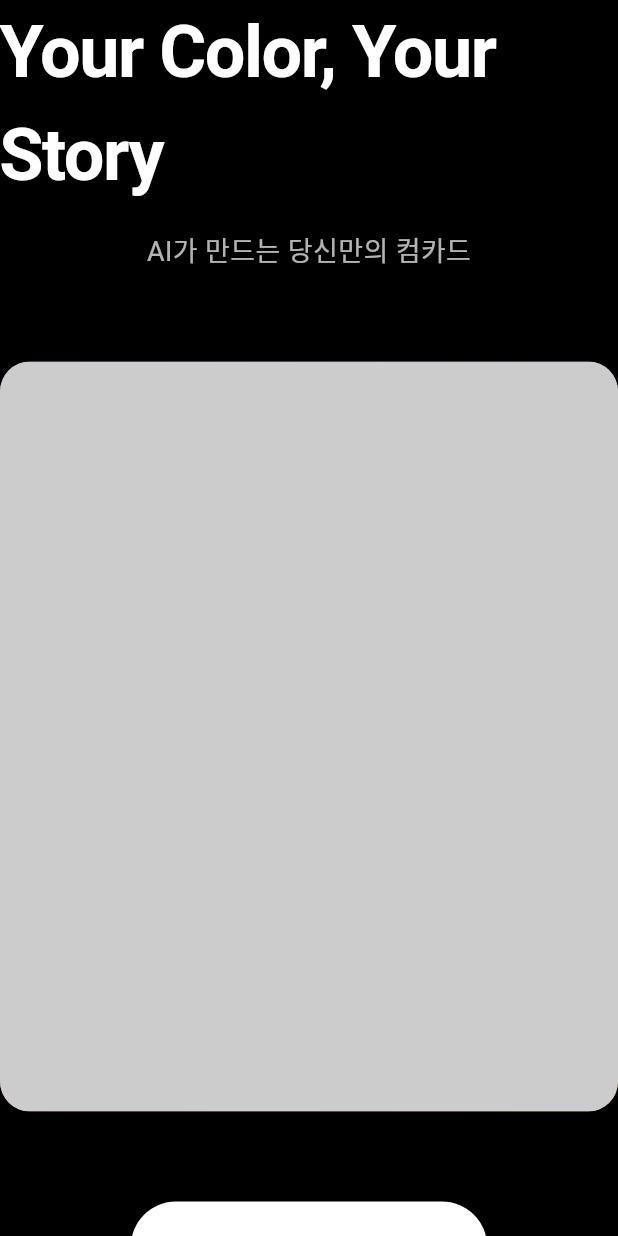
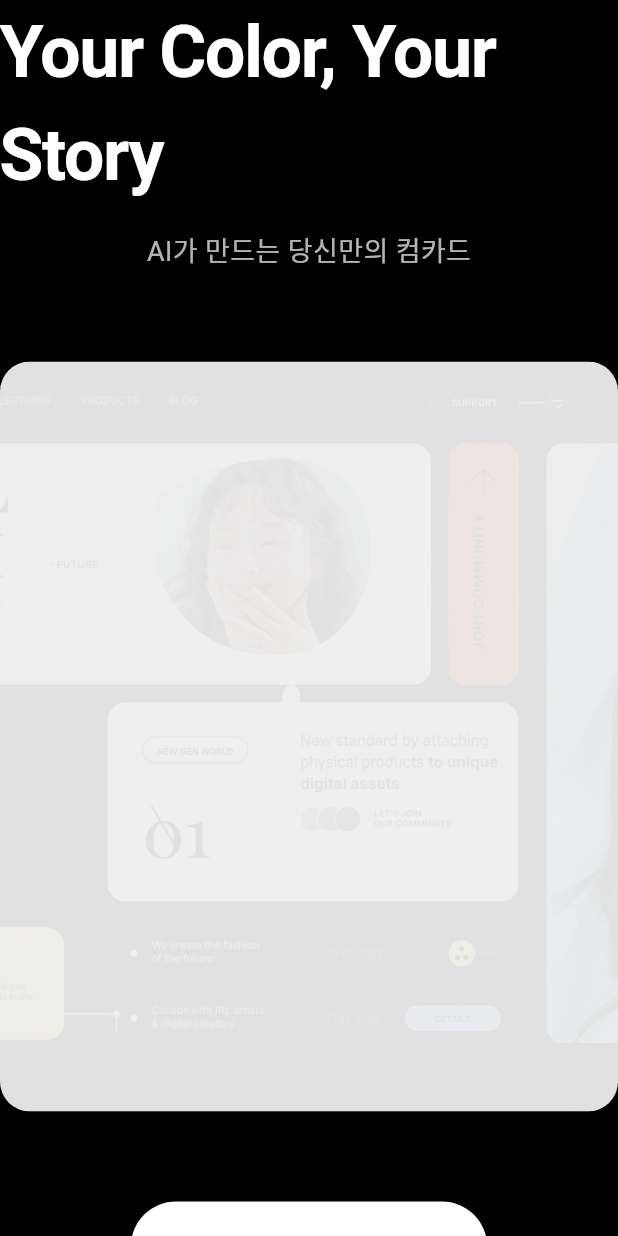
Before and after one commit to melodyvoow/visage, a Flutter app: the screen it shows after launch, on a phone screen of 412 x 824 dp. Run offline on Flutter 3.47's test engine with Material 3 defaults, Android fonts, the phone set to English and light mode, and no system bars.

Commit message:
그거군

```diff
--- a/lib/view/Home/component/visage_home_scratch_card.dart
+++ b/lib/view/Home/component/visage_home_scratch_card.dart
@@ -62,60 +62,16 @@ class _VisageHomeScratchCardState extends State<VisageHomeScratchCard> {
     );
   }
 
-  // 임시 컬러풀 카드 (나중에 실제 컴카드로 교체)
+  // 컴카드 이미지
   Widget _buildColorfulCard() {
-    return Container(
+    return SizedBox(
       width: 800,
       height: 500,
-      decoration: BoxDecoration(
-        gradient: LinearGradient(
-          begin: Alignment.topLeft,
-          end: Alignment.bottomRight,
-          colors: [
-            Colors.purple.shade400,
-            Colors.blue.shade400,
-            Colors.pink.shade300,
-            Colors.orange.shade300,
-          ],
-        ),
-      ),
-      child: Center(
-        child: Column(
-          mainAxisAlignment: MainAxisAlignment.center,
-          children: [
-            Container(
-              width: 120,
-              height: 120,
-              decoration: BoxDecoration(
-                color: Colors.white,
-                shape: BoxShape.circle,
-                border: Border.all(color: Colors.white, width: 4),
-              ),
-              child: const Icon(
-                Icons.person,
-                size: 60,
-                color: Colors.grey,
-              ),
-            ),
-            const SizedBox(height: 24),
-            const Text(
-              'SAMPLE NAME',
-              style: TextStyle(
-                color: Colors.white,
-                fontSize: 32,
-                fontWeight: FontWeight.bold,
-              ),
-            ),
-            const SizedBox(height: 8),
-            const Text(
-              'Actor • Model • Influencer',
-              style: TextStyle(
-                color: Colors.white70,
-                fontSize: 16,
-              ),
-            ),
-          ],
-        ),
+      child: Image.asset(
+        'assets/image/example.jpeg',
+        width: 800,
+        height: 500,
+        fit: BoxFit.cover,
       ),
     );
   }
@@ -134,33 +90,25 @@ class _GrayscaleOverlayPainter extends CustomPainter {
   @override
   void paint(Canvas canvas, Size size) {
     // saveLayer 시작
-    canvas.saveLayer(
-      Rect.fromLTWH(0, 0, size.width, size.height),
-      Paint(),
-    );
+    canvas.saveLayer(Rect.fromLTWH(0, 0, size.width, size.height), Paint());
 
-    // 전체를 회색으로 채우기
+    // 전체를 반투명 회색으로 채우기 (실루엣이 보이도록)
     final grayPaint = Paint()
-      ..color = const Color(0xFFCCCCCC) // 밝은 회색
+      ..color =
+          const Color(0xF0EEEEEE) // 82% 불투명도의 밝은 회색
       ..style = PaintingStyle.fill;
 
-    canvas.drawRect(
-      Rect.fromLTWH(0, 0, size.width, size.height),
-      grayPaint,
-    );
+    canvas.drawRect(Rect.fromLTWH(0, 0, size.width, size.height), grayPaint);
 
     // 마우스가 지나간 영역을 투명하게 제거
     if (revealedPoints.isNotEmpty) {
       final erasePaint = Paint()
-        ..blendMode = BlendMode.clear // 완전히 제거
+        ..blendMode = BlendMode
+            .clear // 완전히 제거
         ..style = PaintingStyle.fill;
 
       for (final point in revealedPoints) {
-        canvas.drawCircle(
-          point,
-          brushRadius,
-          erasePaint,
-        );
+        canvas.drawCircle(point, brushRadius, erasePaint);
       }
     }
 
--- a/pubspec.yaml
+++ b/pubspec.yaml
@@ -17,3 +17,5 @@ dev_dependencies:
 
 flutter:
   uses-material-design: true
+  assets:
+    - assets/image/
```
Also changed, not shown: assets/image/example.jpeg (added).
